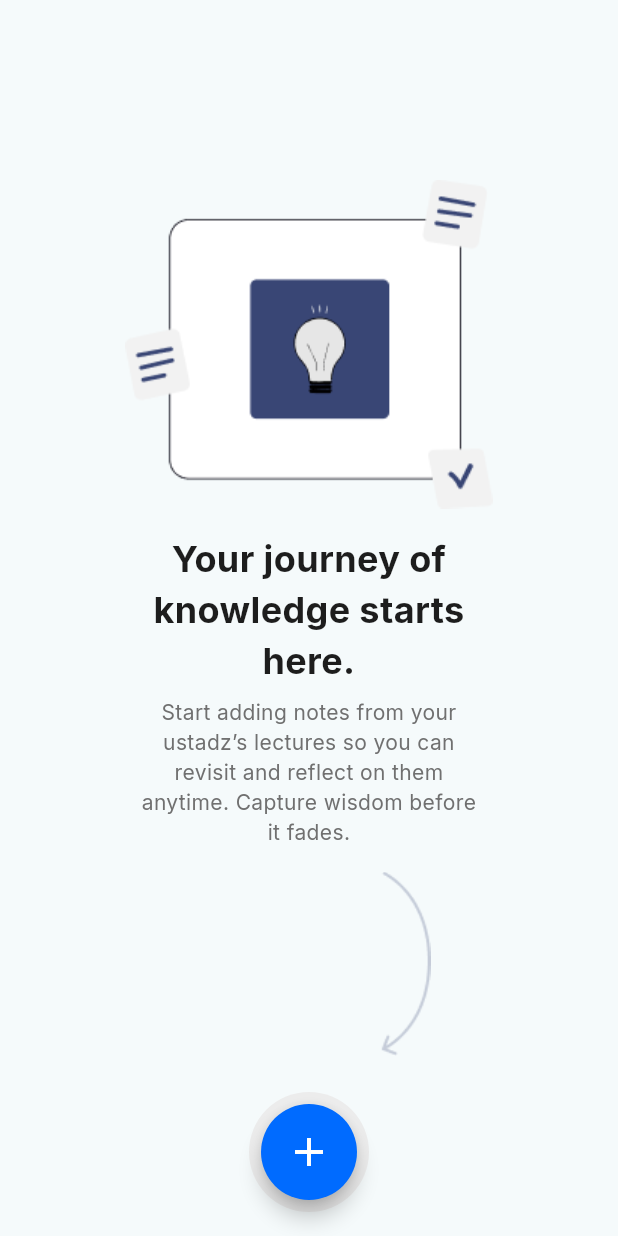
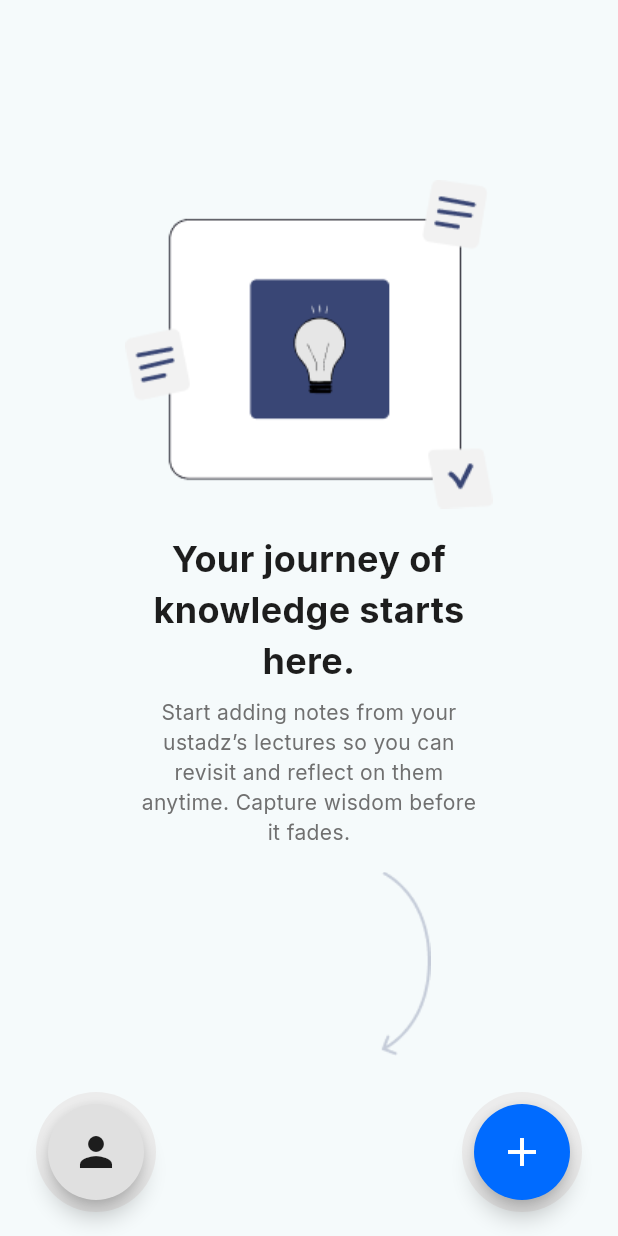
Before and after one commit to fauzancodes/qalamnote_mobile, a Flutter app: the NoteListPage screen opened directly with empty values, on a phone screen of 412 x 824 dp. Run offline on Flutter 3.47's test engine with Material 3 defaults, Android fonts, the phone set to English and light mode, and no system bars; our stand-ins replace flutter_typeahead, google_fonts, hive, hive_flutter; accounts and stored records are empty.

```diff
--- a/lib/controllers/login.dart
+++ b/lib/controllers/login.dart
@@ -56,6 +56,7 @@ class LoginPageState extends State<LoginPage> {
   @override
   Widget build(BuildContext context) {
     return Scaffold(
+      resizeToAvoidBottomInset: true,
       body: LoginForm(
         usernameController: _usernameController,
         passwordController: _passwordController,
--- a/lib/pages/note_list.dart
+++ b/lib/pages/note_list.dart
@@ -1,6 +1,7 @@
 import 'package:qalamnote_mobile/components/custom_color.dart';
 import 'package:qalamnote_mobile/models/note.dart';
 import 'package:qalamnote_mobile/pages/create_note.dart';
+import 'package:qalamnote_mobile/pages/credential.dart';
 import 'package:qalamnote_mobile/pages/detail_note.dart';
 import 'package:flutter/material.dart';
 import 'package:hive_flutter/hive_flutter.dart';
@@ -148,7 +149,12 @@ class NoteListPage extends StatelessWidget {
           );
         },
       ),
-      floatingActionButton: Stack(
+      floatingActionButton: Padding(
+        padding: const EdgeInsets.symmetric(horizontal: 24.0),
+        child: Row(
+          mainAxisAlignment: MainAxisAlignment.spaceBetween,
+          children: [
+            Stack(
               alignment: Alignment.center,
               children: [
                 Container(
@@ -163,10 +169,44 @@ class NoteListPage extends StatelessWidget {
                   width: 64,
                   height: 64,
                   child: FloatingActionButton(
+                    heroTag: "user_btn",
                     onPressed: () {
                       Navigator.push(
                         context,
-                  MaterialPageRoute(builder: (_) => CreateNotePage(userId: userId)),
+                        MaterialPageRoute(
+                          builder: (_) => CredentialPage(userId: userId),
+                        ),
+                      );
+                    },
+                    backgroundColor: CustomColor.base_2,
+                    shape: const CircleBorder(),
+                    child: const Icon(Icons.person, size: 32, color: CustomColor.base_3),
+                  ),
+                ),
+              ],
+            ),
+            Stack(
+              alignment: Alignment.center,
+              children: [
+                Container(
+                  width: 80,
+                  height: 80,
+                  decoration: BoxDecoration(
+                    color: CustomColor.base_1,
+                    shape: BoxShape.circle,
+                  ),
+                ),
+                SizedBox(
+                  width: 64,
+                  height: 64,
+                  child: FloatingActionButton(
+                    heroTag: "add_btn",
+                    onPressed: () {
+                      Navigator.push(
+                        context,
+                        MaterialPageRoute(
+                          builder: (_) => CreateNotePage(userId: userId),
+                        ),
                       );
                     },
                     backgroundColor: CustomColor.primary,
@@ -176,6 +216,9 @@ class NoteListPage extends StatelessWidget {
                 ),
               ],
             ),
+          ],
+        ),
+      ),
       floatingActionButtonLocation: FloatingActionButtonLocation.centerFloat,
     );
   }
--- a/lib/views/login.dart
+++ b/lib/views/login.dart
@@ -23,6 +23,7 @@ class LoginForm extends StatelessWidget {
   Widget build(BuildContext context) {
     return Padding(
       padding: const EdgeInsets.symmetric(horizontal: 16),
+      child: SingleChildScrollView(
         child: Column(
           crossAxisAlignment: CrossAxisAlignment.start,
           children: [
@@ -59,6 +60,7 @@ class LoginForm extends StatelessWidget {
               ),
           ],
         ),
+      ),
     );
   }
 }
```
Also changed, not shown: lib/components/custom_text_field.dart (+31 -5 lines), lib/controllers/credential.dart (added, +98 -0 lines), lib/pages/credential.dart (added, +11 -0 lines), lib/views/credential.dart (added, +83 -0 lines). Lines whose indentation alone changed are shown as unchanged.
